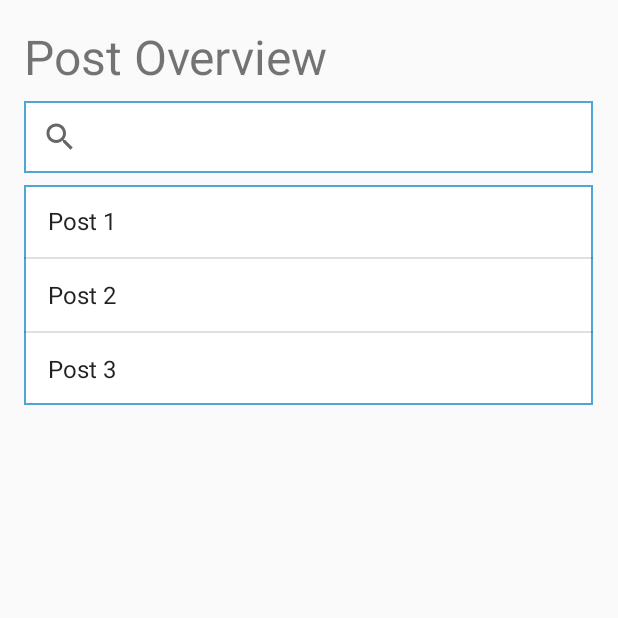
After one commit to YuntaoLi/DBL_AppDev, an Android app: the PostOverviewActivity screen opened directly, with no data from a screen before it, on a phone screen of 412 x 824 dp, the top half of it. The commit adds this screen. Run offline under Robolectric (Android 15) with nearby library versions, the phone set to English and light mode, and no system bars.

Commit message:
Initial Commit with the Post Overview and Search activity Classes and Layout

```diff
--- a/FoodFetch/app/src/main/AndroidManifest.xml
+++ b/FoodFetch/app/src/main/AndroidManifest.xml
@@ -21,6 +21,16 @@
             </intent-filter>
         </activity>
         <activity android:name=".MainActivity"></activity>
+        <activity android:name=".PostOverviewActivity">
+
+        </activity>
+        <activity android:name=".SearchableActivity" >
+            <intent-filter>
+                <action android:name="android.intent.action.SEARCH" />
+            </intent-filter>
+            <meta-data android:name="android.app.searchable"
+                android:resource="@xml/searchable"/>
+        </activity>
     </application>
 
 </manifest>
--- /dev/null
+++ b/FoodFetch/app/src/main/java/group14/foodfetch/PostOverviewActivity.java
@@ -0,0 +1,37 @@
+package group14.foodfetch;
+
+/*
+ * Created by tomas on 15-3-2017.
+ * This Activity shows the foodbank all the available posts
+ * and allows them to use search between all the posts
+ * by typing a keyword in the search bar
+ */
+
+import android.app.ListActivity;
+import android.os.Bundle;
+import android.widget.ArrayAdapter;
+
+public class PostOverviewActivity extends ListActivity{
+
+    @Override
+    protected void onCreate(Bundle savedInstanceState) {
+        super.onCreate(savedInstanceState);
+        fillPostsInitially();
+        setContentView(R.layout.activity_overview);
+
+        //whatever is contained within this list is displayed in the ListView
+        String[] posts = {"Post 1", "Post 2", "Post 3"};
+        ArrayAdapter<String> adapter = new ArrayAdapter<String>(getListView().getContext(), android.R.layout.simple_list_item_1, posts);
+        getListView().setAdapter(adapter);
+        //fillPostsInitially();  //Call on create to fill the post overview
+
+    }
+
+    //fills the posts list when the app is started
+    void fillPostsInitially() {
+    }
+
+    //fills the posts list after a search request has been done
+    void SearchPosts() {
+    }
+}
--- /dev/null
+++ b/FoodFetch/app/src/main/java/group14/foodfetch/SearchableActivity.java
@@ -0,0 +1,29 @@
+package group14.foodfetch;
+
+import android.app.SearchManager;
+import android.content.Intent;
+import android.os.Bundle;
+import android.support.v7.app.AppCompatActivity;
+
+/**
+ * Created by Tomas on 15-3-2017.
+ * This is the activity that handles
+ * a search request
+ */
+
+public class SearchableActivity extends AppCompatActivity {
+
+    @Override
+    public void onCreate(Bundle savedInstanceState) {
+        super.onCreate(savedInstanceState);
+        setContentView(R.layout.activity_overview);
+
+        // Get the intent, verify the action and get the query
+        Intent intent = getIntent();
+        if (Intent.ACTION_SEARCH.equals(intent.getAction())) {
+            String query = intent.getStringExtra(SearchManager.QUERY);
+            //doMySearch(query); //this should be the function that searches the database
+        }
+    }
+
+}
--- /dev/null
+++ b/FoodFetch/app/src/main/res/drawable/border.xml
@@ -0,0 +1,6 @@
+<?xml version="1.0" encoding="utf-8"?>
+<!--This shape is used to draw a border around UI components like textview-->
+<shape xmlns:android="http://schemas.android.com/apk/res/android" android:shape="rectangle" >
+    <solid android:color="#ffffff" />
+    <stroke android:width="1dip" android:color="#4fa5d5"/>
+</shape>
--- /dev/null
+++ b/FoodFetch/app/src/main/res/layout/activity_overview.xml
@@ -0,0 +1,54 @@
+<?xml version="1.0" encoding="utf-8"?>
+<android.support.constraint.ConstraintLayout xmlns:android="http://schemas.android.com/apk/res/android"
+    xmlns:app="http://schemas.android.com/apk/res-auto"
+    xmlns:tools="http://schemas.android.com/tools"
+    android:layout_width="match_parent"
+    android:layout_height="match_parent"
+    tools:context="group14.foodfetch.MainActivity">
+
+    <TextView
+        android:id="@+id/textView3"
+        android:layout_width="0dp"
+        android:layout_height="wrap_content"
+        android:layout_marginLeft="16dp"
+        android:layout_marginRight="16dp"
+        android:layout_marginTop="16dp"
+        android:text="@string/overview_title"
+        android:textSize="32sp"
+        app:layout_constraintLeft_toLeftOf="parent"
+        app:layout_constraintRight_toRightOf="parent"
+        app:layout_constraintTop_toTopOf="parent"
+        android:layout_marginStart="16dp"
+        android:layout_marginEnd="16dp" />
+
+    <SearchView
+        android:id="@+id/searchView"
+        android:layout_width="379dp"
+        android:layout_height="48dp"
+        android:layout_marginEnd="16dp"
+        android:layout_marginLeft="16dp"
+        android:layout_marginRight="16dp"
+        android:layout_marginStart="16dp"
+        android:layout_marginTop="8dp"
+        android:background="@drawable/border"
+        app:layout_constraintHorizontal_bias="0.0"
+        app:layout_constraintLeft_toLeftOf="parent"
+        app:layout_constraintRight_toRightOf="parent"
+        app:layout_constraintTop_toBottomOf="@+id/textView3" />
+
+    <ListView
+        android:id="@android:id/list"
+        android:layout_width="379dp"
+        android:layout_height="wrap_content"
+        android:layout_marginLeft="16dp"
+        android:layout_marginRight="16dp"
+        android:layout_marginTop="8dp"
+        android:background="@drawable/border"
+        app:layout_constraintHorizontal_bias="0.0"
+        app:layout_constraintLeft_toLeftOf="parent"
+        app:layout_constraintRight_toRightOf="parent"
+        app:layout_constraintTop_toBottomOf="@+id/searchView"
+        android:layout_marginStart="16dp"
+        android:layout_marginEnd="16dp" />
+
+</android.support.constraint.ConstraintLayout>
--- a/FoodFetch/app/src/main/res/values/strings.xml
+++ b/FoodFetch/app/src/main/res/values/strings.xml
@@ -14,4 +14,9 @@
     <string name="permission_rationale">"Contacts permissions are needed for providing email
         completions."
     </string>
+    <string name="edit_message">Enter a message</string>
+    <string name="button_send">Send</string>
+    <string name="app_label">This is the search app label</string>
+    <string name="search_hint">This is the search hint</string>
+    <string name="overview_title">Post Overview</string>
 </resources>
--- /dev/null
+++ b/FoodFetch/app/src/main/res/xml/searchable.xml
@@ -0,0 +1,5 @@
+<?xml version="1.0" encoding="utf-8"?>
+<searchable xmlns:android="http://schemas.android.com/apk/res/android"
+    android:label="@string/app_label"
+    android:hint="@string/search_hint" >
+</searchable>
```
